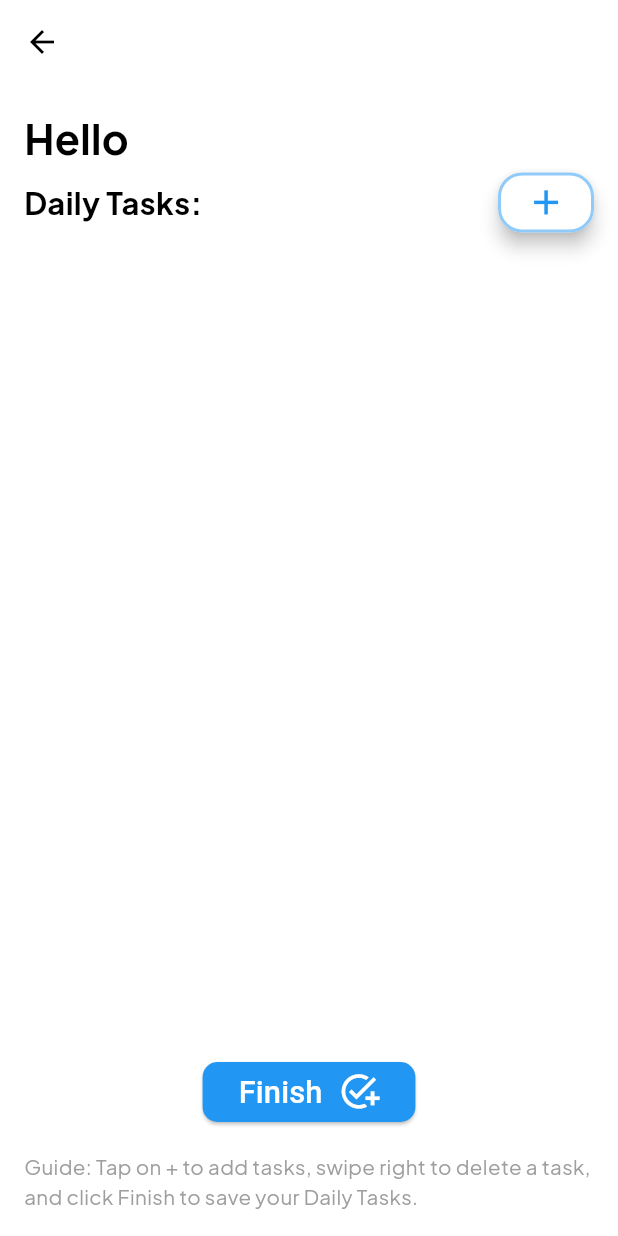
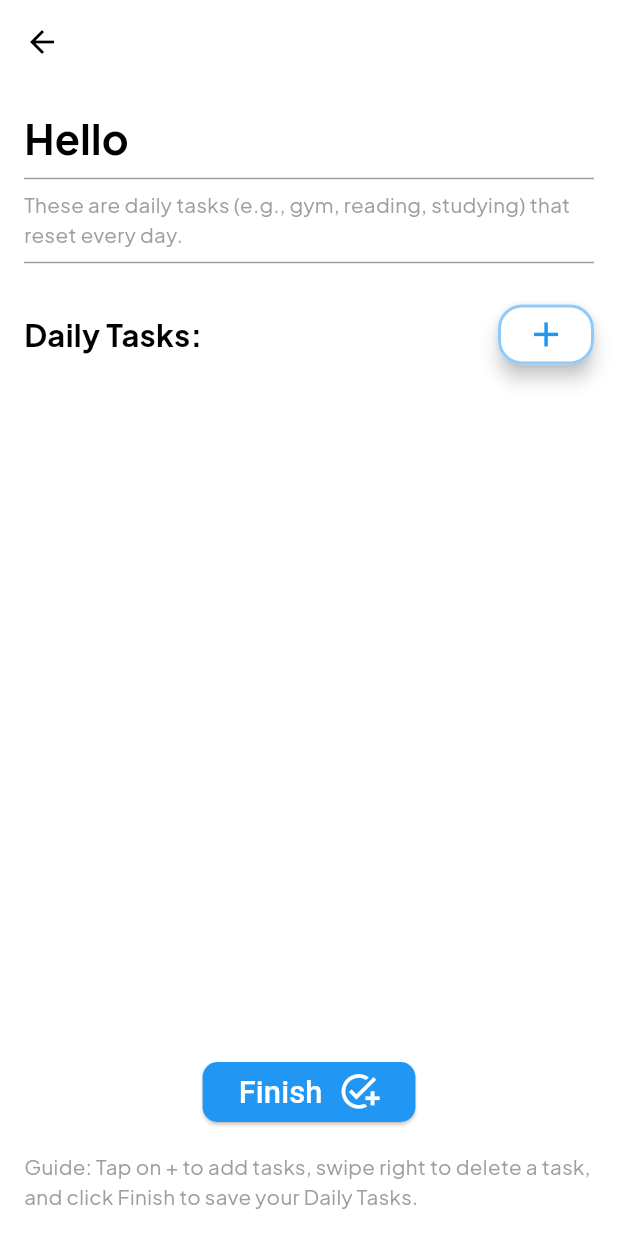
Before and after one commit to rafeywaleed/Nova-Day, a Flutter app: the IntroScreen screen opened directly, after a tap on "Next", after a tap on "Done", on a phone screen of 412 x 824 dp. Run offline on Flutter 3.47's test engine with Material 3 defaults, Android fonts, the phone set to English and light mode, and no system bars; our stand-ins replace animate_do, cloud_firestore, connectivity_plus, firebase_auth, firebase_core, firebase_messaging and 8 more; missing offline and left inert: in_app_update; accounts and stored records are empty.

Commit message:
IntroScreen updated, infor in Add Task, close button in not set snackbar

```diff
--- a/lib/pages/add_tasks.dart
+++ b/lib/pages/add_tasks.dart
@@ -9,6 +9,7 @@ import 'package:firebase_auth/firebase_auth.dart';
 import 'package:google_fonts/google_fonts.dart';
 import 'package:hundred_days/pages/notification.dart';
 import 'package:hundred_days/pages/set_notification.dart';
+import 'package:iconly/iconly.dart';
 import 'package:shared_preferences/shared_preferences.dart';
 import 'package:sizer/sizer.dart';
 
@@ -221,6 +222,19 @@ class _AddTasksState extends State<AddTasks> {
                 fontWeight: FontWeight.bold,
               ),
             ),
+            Divider(
+              color: Colors.grey,
+            ),
+            Text(
+              'These are daily tasks (e.g., gym, reading, studying) that reset every day.',
+              style: GoogleFonts.plusJakartaSans(
+                  fontSize: 10.sp, color: Colors.grey),
+            ),
+            Divider(
+              color: Colors.grey,
+            ),
+
+            const SizedBox(height: 16),
             // Padding(
             //   padding: const EdgeInsets.all(8.0),
             //   child: Row(
@@ -363,6 +377,7 @@ class _AddTasksState extends State<AddTasks> {
               ],
             ),
             const SizedBox(height: 16),
+
             Expanded(
               child: ListView.builder(
                 itemCount: currentDailyTasks.length,
@@ -380,9 +395,9 @@ class _AddTasksState extends State<AddTasks> {
                       },
                       background: Container(
                         color: Colors.red,
-                        alignment: Alignment.centerRight,
-                        padding: const EdgeInsets.symmetric(horizontal: 20),
-                        child: const Icon(Icons.delete, color: Colors.white),
+                        alignment: Alignment.centerLeft,
+                        padding: EdgeInsets.symmetric(horizontal: 20),
+                        child: Icon(IconlyLight.delete, color: Colors.white),
                       ),
                       child: Card(
                         elevation: 5,
--- a/lib/pages/intro_screens.dart
+++ b/lib/pages/intro_screens.dart
@@ -3,7 +3,6 @@ import 'package:flutter/material.dart';
 import 'package:google_fonts/google_fonts.dart';
 import 'package:hundred_days/homescreen.dart';
 import 'package:sizer/sizer.dart';
-
 import 'add_tasks.dart';
 
 class IntroScreen extends StatefulWidget {
@@ -51,8 +50,19 @@ class _IntroScreenState extends State<IntroScreen>
           child: Stack(
             alignment: Alignment.center,
             children: [
-              // Background image with opacity
-              Container(
+              _buildBackgroundImage(),
+              _buildPageContent(),
+              _buildNavigationButtons(),
+              widget.input == 0 ? _buildNoteText() : SizedBox.shrink(),
+            ],
+          ),
+        ),
+      ),
+    );
+  }
+
+  Widget _buildBackgroundImage() {
+    return Container(
       height: 100.h,
       width: 100.w,
       decoration: BoxDecoration(
@@ -62,25 +72,28 @@ class _IntroScreenState extends State<IntroScreen>
         ),
       ),
       child: Container(
-                  color: Colors.black.withOpacity(0.5), // Adjust opacity here
+        color: Colors.black.withOpacity(0.5), // Adjust opacity
       ),
-              ),
-              // Intro screen content
-              AnimatedSwitcher(
+    );
+  }
+
+  Widget _buildPageContent() {
+    return AnimatedSwitcher(
       duration: const Duration(milliseconds: 500),
       transitionBuilder: (child, animation) => FadeTransition(
         opacity: animation,
         child: child,
       ),
-                child: _selectedPage == 0 ? IntroPage1() : IntroPage2(),
-              ),
-              // Buttons at the bottom
-              Positioned(
+      child: _selectedPage == 0 ? const IntroPage1() : const IntroPage2(),
+    );
+  }
+
+  Widget _buildNavigationButtons() {
+    return Positioned(
       bottom: 8.h,
       child: Row(
         mainAxisAlignment: MainAxisAlignment.spaceBetween,
         children: [
-                    // Previous button
           if (_selectedPage != 0)
             FadeInUp(
               duration: const Duration(milliseconds: 500),
@@ -92,27 +105,21 @@ class _IntroScreenState extends State<IntroScreen>
                 },
                 style: ElevatedButton.styleFrom(
                   backgroundColor: Colors.blue,
-                            padding: const EdgeInsets.symmetric(
-                              horizontal: 30,
-                              vertical: 12,
-                            ),
+                  padding:
+                      const EdgeInsets.symmetric(horizontal: 30, vertical: 12),
                   shape: RoundedRectangleBorder(
-                              borderRadius:
-                                  BorderRadius.circular(30), // Rounded corners
-                            ),
-                            elevation: 5, // Add shadow
+                      borderRadius: BorderRadius.circular(30)),
+                  elevation: 5,
                 ),
                 child: Text(
                   'Previous',
                   style: GoogleFonts.plusJakartaSans(
                       fontSize: 13.sp,
                       fontWeight: FontWeight.bold,
-                              color: Colors.white,
+                      color: Colors.white),
                 ),
               ),
             ),
-                      ),
-
           FadeInUp(
             duration: const Duration(milliseconds: 500),
             child: Padding(
@@ -124,27 +131,15 @@ class _IntroScreenState extends State<IntroScreen>
                       _selectedPage = 1;
                     });
                   } else {
-                              if (widget.input == 0) {
-                                Navigator.push(
-                                  context,
-                                  MaterialPageRoute(
-                                      builder: (context) => AddTasks(input: 0,)),
-                                );
-                              } else {
-                                Navigator.pop(context); // Pop back
-                              }
+                    _navigateNextPage();
                   }
                 },
                 style: ElevatedButton.styleFrom(
                   backgroundColor: Colors.blue,
-                            padding: const EdgeInsets.symmetric(
-                              horizontal: 30,
-                              vertical: 12,
-                            ),
+                  padding:
+                      const EdgeInsets.symmetric(horizontal: 30, vertical: 12),
                   shape: RoundedRectangleBorder(
-                              borderRadius:
-                                  BorderRadius.circular(30), // Rounded corners
-                            ),
+                      borderRadius: BorderRadius.circular(30)),
                   elevation: 5,
                 ),
                 child: Text(
@@ -152,36 +147,40 @@ class _IntroScreenState extends State<IntroScreen>
                   style: GoogleFonts.plusJakartaSans(
                       fontSize: 13.sp,
                       fontWeight: FontWeight.bold,
-                              color: Colors.white,
-                            ),
+                      color: Colors.white),
                 ),
               ),
             ),
           ),
         ],
       ),
-              ),
-              widget.input == 0
-                  ? Positioned(
+    );
+  }
+
+  Widget _buildNoteText() {
+    return Positioned(
       bottom: 1.h,
       child: Padding(
         padding: const EdgeInsets.fromLTRB(15, 10, 15, 10),
         child: Text(
-                          'Note: you can refer this points again \nas guide in settings screen',
+          'Note: You can refer to these points again as a guide in the settings screen.',
           textAlign: TextAlign.center,
-                          style: GoogleFonts.plusJakartaSans(
-                            fontSize: 10.sp,
-                            color: Colors.grey,
-                          ),
-                        ),
-                      ),
-                    )
-                  : Text("")
-            ],
-          ),
+          style:
+              GoogleFonts.plusJakartaSans(fontSize: 10.sp, color: Colors.grey),
         ),
       ),
     );
+  }
+
+  void _navigateNextPage() {
+    if (widget.input == 0) {
+      Navigator.push(
+        context,
+        MaterialPageRoute(builder: (context) => AddTasks(input: 0)),
+      );
+    } else {
+      Navigator.pop(context); // Pop back
+    }
   }
 }
 
@@ -195,9 +194,6 @@ class IntroPage1 extends StatelessWidget {
       child: Column(
         mainAxisAlignment: MainAxisAlignment.center,
         children: [
-          // Image or Icon
-
-          // Description
           FadeIn(
             duration: const Duration(milliseconds: 2000),
             child: Container(
@@ -218,7 +214,6 @@ class IntroPage1 extends StatelessWidget {
                     ),
                   ),
                   SizedBox(height: 4.h),
-                  // Title
                   FadeIn(
                     duration: const Duration(milliseconds: 1500),
                     child: Text(
@@ -234,12 +229,10 @@ class IntroPage1 extends StatelessWidget {
                   Padding(
                     padding: const EdgeInsets.all(8.0),
                     child: Text(
-                      'Note: The list you finish with will be your daily renewing tasks. Deleting daily tasks from the home screen will remove that task for the day only and will not affect your daily tasks, which will be renewed. Logging out may result in the loss of progress for that day.',
+                      'Daily tasks are the ones you do every day, like gym, reading, or studying. Your daily task list resets every day and tracks your growth.',
                       textAlign: TextAlign.center,
                       style: GoogleFonts.plusJakartaSans(
-                        fontSize: 14.sp,
-                        color: Colors.grey,
-                      ),
+                          fontSize: 14.sp, color: Colors.grey),
                     ),
                   ),
                 ],
@@ -262,9 +255,6 @@ class IntroPage2 extends StatelessWidget {
       child: Column(
         mainAxisAlignment: MainAxisAlignment.center,
         children: [
-          // Image or Icon
-
-          // Description
           FadeIn(
             duration: const Duration(milliseconds: 2000),
             child: Container(
@@ -285,7 +275,6 @@ class IntroPage2 extends StatelessWidget {
                     ),
                   ),
                   SizedBox(height: 4.h),
-                  // Title
                   FadeIn(
                     duration: const Duration(milliseconds: 1500),
                     child: Text(
@@ -299,12 +288,10 @@ class IntroPage2 extends StatelessWidget {
                   ),
                   SizedBox(height: 2.h),
                   Text(
-                    'Note: These daily tasks will be renewed every day, and your progress will be recorded for daily tasks. Your additional tasks are simply your to-do tasks for the day and will not be tracked for progress. You can add additional tasks by tapping the [+] button on the home screen and delete additional tasks by swiping them to the right.',
+                    'Additional tasks are occasional tasks, like completing assignments or doing laundry. These tasks aren’t tracked for growth but need to be completed.',
                     textAlign: TextAlign.center,
                     style: GoogleFonts.plusJakartaSans(
-                      fontSize: 14.sp,
-                      color: Colors.grey,
-                    ),
+                        fontSize: 14.sp, color: Colors.grey),
                   ),
                 ],
               ),
--- a/lib/pages/notification_settings.dart
+++ b/lib/pages/notification_settings.dart
@@ -116,6 +116,7 @@ class _NotificationSettingsState extends State<NotificationSettings> {
   void _showSnackBar(String message, Color color) {
     ScaffoldMessenger.of(context).showSnackBar(
       SnackBar(
+        showCloseIcon: true,
         content: Text(message),
         backgroundColor: color,
         behavior: SnackBarBehavior.floating,
```
Lines whose indentation alone changed are shown as unchanged.
